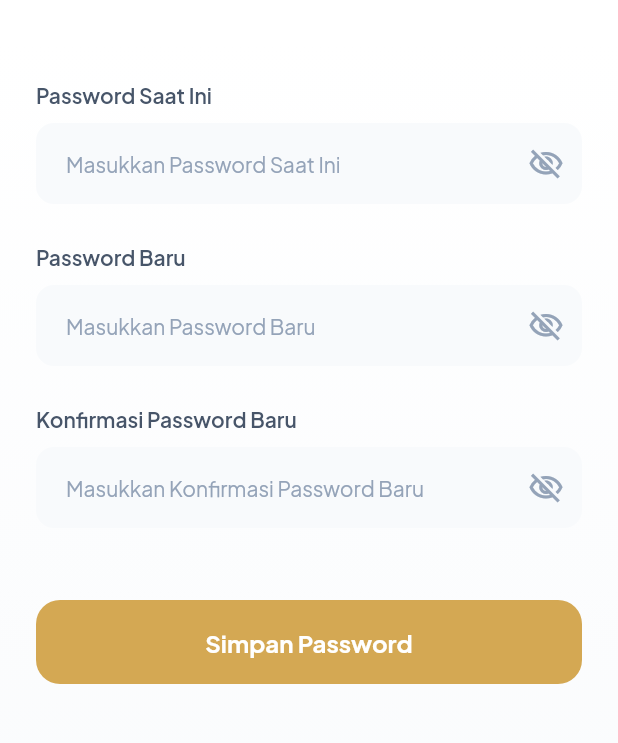
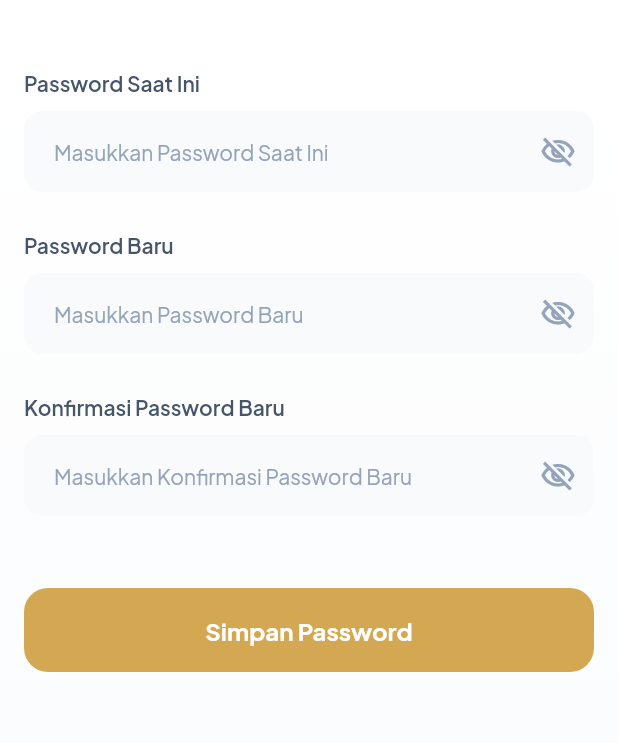
Before and after one commit to muris11/Mitologi-Clothing, a Flutter app: the ChangePasswordScreen screen opened by its route, on a phone screen of 412 x 824 dp, the part 105-848 px from its top. Run offline on Flutter 3.47's test engine with Material 3 defaults, Android fonts, the phone set to English and light mode, and no system bars; our stand-ins replace cached_network_image, carousel_slider, flutter_html, go_router, google_fonts, image_picker and 3 more; accounts and stored records are empty; network calls fail.

Commit message:
fix(responsive): update account screens to use ResponsiveHelper
- account_screen.dart
- edit_profile_screen.dart
- address_list_screen.dart
- address_form_screen.dart
- change_password_screen.dart

All screens now use responsive padding values

```diff
--- a/mobile/lib/screens/account/change_password_screen.dart
+++ b/mobile/lib/screens/account/change_password_screen.dart
@@ -1,9 +1,9 @@
 import 'package:flutter/material.dart';
 import 'package:provider/provider.dart';
-import 'package:go_router/go_router.dart';
 import '../../../utils/navigation_helper.dart';
 import '../../providers/profile_provider.dart';
 import '../../config/theme.dart';
+import '../../utils/responsive_helper.dart';
 import '../../widgets/common/mitologi_scaffold.dart';
 import '../../widgets/skeleton/skeleton.dart';
 import '../../widgets/animations/blur_fade.dart';
@@ -72,7 +72,9 @@ class _ChangePasswordScreenState extends State<ChangePasswordScreen> {
       body: provider.isLoading
           ? const ChangePasswordSkeleton()
           : SingleChildScrollView(
-              padding: const EdgeInsets.all(24),
+              padding: EdgeInsets.all(
+                ResponsiveHelper.horizontalPadding(context),
+              ),
               child: FadeInUp(
                 child: Form(
                   key: _formKey,
@@ -81,7 +83,9 @@ class _ChangePasswordScreenState extends State<ChangePasswordScreen> {
                     children: [
                       if (provider.error != null)
                         Container(
-                          padding: const EdgeInsets.all(16),
+                          padding: EdgeInsets.all(
+                            ResponsiveHelper.horizontalPadding(context),
+                          ),
                           margin: const EdgeInsets.only(bottom: 24),
                           decoration: BoxDecoration(
                             color: AppTheme.error.withValues(alpha: 0.1),
```
Also changed, not shown: mobile/lib/screens/account/account_screen.dart (+16 -3 lines), mobile/lib/screens/account/address_form_screen.dart (+9 -4 lines), mobile/lib/screens/account/address_list_screen.dart (+9 -4 lines), mobile/lib/screens/account/edit_profile_screen.dart (+7 -3 lines).
